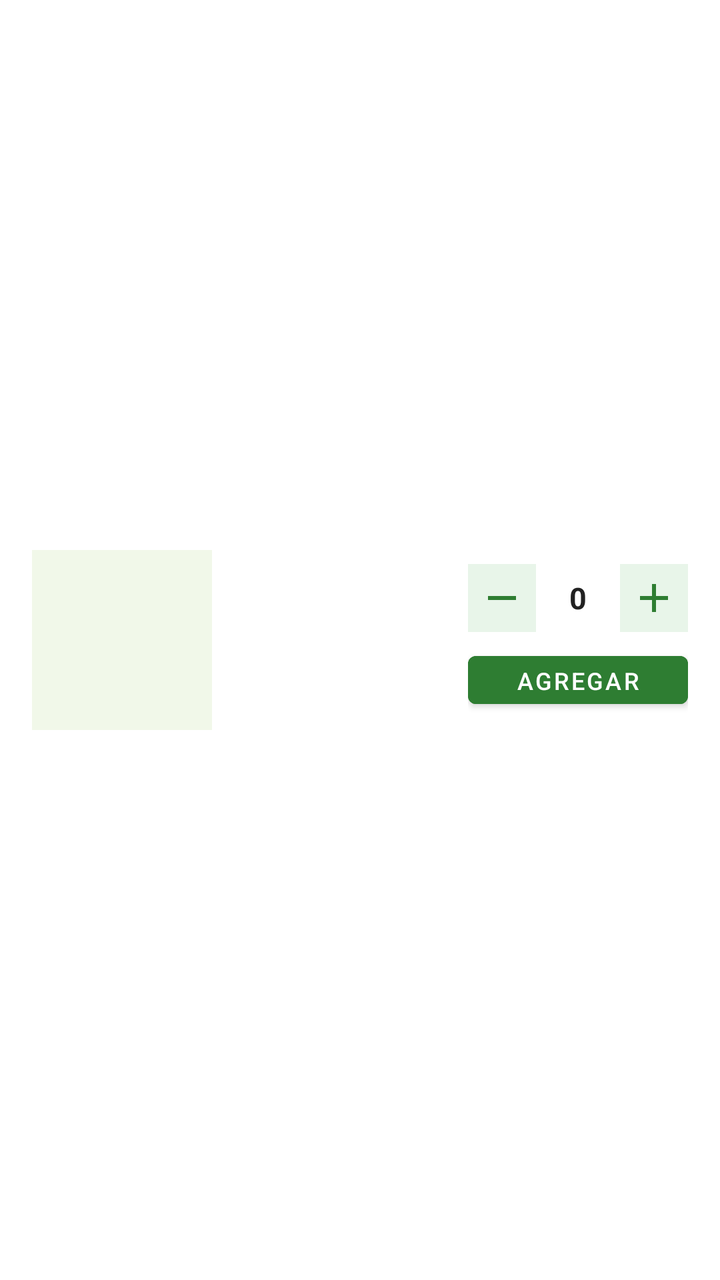
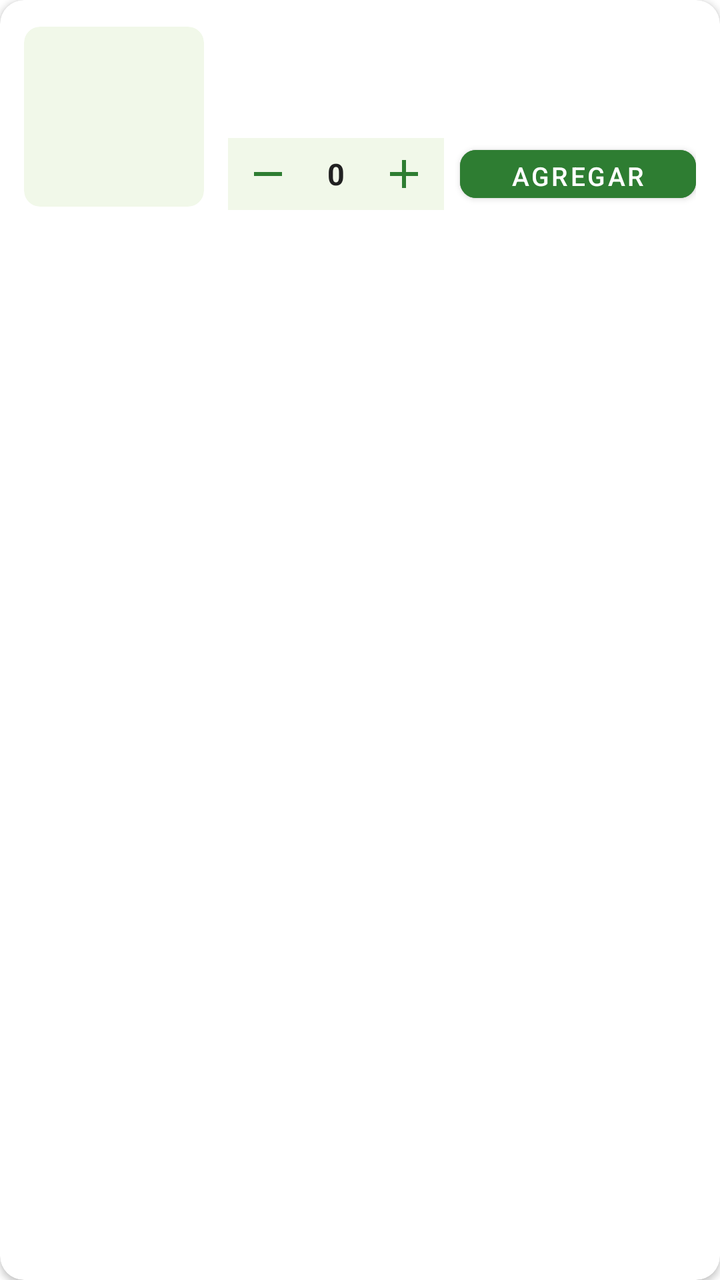

Two renders of the same Android screen: before a commit and after it. Below are the layout's source before the change and the commit's diff.
<!-- AndroidManifest.xml: application theme Theme.MaterialComponents.Light.NoActionBar -->
<!-- res/layout/item_product.xml -->
<?xml version="1.0" encoding="utf-8"?>
<LinearLayout xmlns:android="http://schemas.android.com/apk/res/android"
    android:layout_width="match_parent"
    android:layout_height="wrap_content"
    android:orientation="horizontal"
    android:background="@android:color/white"
    android:layout_marginHorizontal="12dp"
    android:layout_marginVertical="6dp"
    android:padding="16dp"
    android:elevation="3dp"
    android:gravity="center_vertical">

    
    <ImageView
        android:id="@+id/tvEmoji"
        android:layout_width="90dp"
        android:layout_height="90dp"
        android:scaleType="centerCrop"
        android:background="#F1F8E9"
        android:padding="6dp" />

    
    <LinearLayout
        android:layout_width="0dp"
        android:layout_height="wrap_content"
        android:layout_weight="1"
        android:orientation="vertical"
        android:layout_marginHorizontal="12dp">

        <TextView
            android:id="@+id/tvName"
            android:layout_width="match_parent"
            android:layout_height="wrap_content"
            android:textSize="16sp"
            android:textStyle="bold"
            android:textColor="#212121"
            android:maxLines="2" />

        <LinearLayout
            android:layout_width="match_parent"
            android:layout_height="wrap_content"
            android:orientation="horizontal"
            android:layout_marginTop="4dp"
            android:gravity="center_vertical">

            <TextView
                android:id="@+id/tvPrice"
                android:layout_width="wrap_content"
                android:layout_height="wrap_content"
                android:textSize="15sp"
                android:textColor="#2E7D32"
                android:textStyle="bold" />

            <TextView
                android:id="@+id/tvUnit"
                android:layout_width="wrap_content"
                android:layout_height="wrap_content"
                android:textSize="13sp"
                android:textColor="#9E9E9E"
                android:layout_marginStart="4dp" />

        </LinearLayout>

    </LinearLayout>

    
    <LinearLayout
        android:layout_width="wrap_content"
        android:layout_height="wrap_content"
        android:orientation="vertical"
        android:gravity="center">

        <LinearLayout
            android:layout_width="wrap_content"
            android:layout_height="wrap_content"
            android:orientation="horizontal"
            android:gravity="center_vertical">

            <ImageButton
                android:id="@+id/btnMinus"
                android:layout_width="34dp"
                android:layout_height="34dp"
                android:src="@drawable/ic_minus"
                android:background="#E8F5E9"
                android:contentDescription="Menos" />

            <TextView
                android:id="@+id/tvQuantity"
                android:layout_width="42dp"
                android:layout_height="wrap_content"
                android:text="0"
                android:gravity="center"
                android:textSize="15sp"
                android:textStyle="bold"
                android:textColor="#212121" />

            <ImageButton
                android:id="@+id/btnPlus"
                android:layout_width="34dp"
                android:layout_height="34dp"
                android:src="@drawable/ic_plus"
                android:background="#E8F5E9"
                android:contentDescription="Más" />

        </LinearLayout>

        <Button
            android:id="@+id/btnAdd"
            android:layout_width="110dp"
            android:layout_height="36dp"
            android:text="Agregar"
            android:textSize="12sp"
            android:backgroundTint="#2E7D32"
            android:layout_marginTop="6dp" />

    </LinearLayout>

</LinearLayout>
<!-- resources referenced by this layout -->
<resources>
  <!-- drawable ic_minus (drawable) -->
  <vector xmlns:android="http://schemas.android.com/apk/res/android"
      android:width="24dp"
      android:height="24dp"
      android:viewportWidth="24"
      android:viewportHeight="24"
      android:tint="#2E7D32">
      <path
          android:fillColor="#FF000000"
          android:pathData="M19,13H5v-2h14v2z"/>
  </vector>
  <!-- drawable ic_plus (drawable) -->
  <vector xmlns:android="http://schemas.android.com/apk/res/android"
      android:width="24dp"
      android:height="24dp"
      android:viewportWidth="24"
      android:viewportHeight="24"
      android:tint="#2E7D32">
      <path
          android:fillColor="#FF000000"
          android:pathData="M19,13h-6v6h-2v-6H5v-2h6V5h2v6h6v2z"/>
  </vector>
  <style name="Theme.MaterialComponents.Light.NoActionBar" parent="Theme.MaterialComponents.Light">
          <item name="windowActionBar">false</item>
          <item name="windowNoTitle">true</item>
          <item name="colorPrimary">#2E7D32</item>
          <item name="colorPrimaryVariant">#1B5E20</item>
          <item name="colorAccent">#388E3C</item>
      </style>
</resources>

<!-- the commit's change to res/layout/item_product.xml (unified diff, before → after) -->
@@ -1,118 +1,147 @@
 <?xml version="1.0" encoding="utf-8"?>
-<LinearLayout xmlns:android="http://schemas.android.com/apk/res/android"
+<androidx.cardview.widget.CardView xmlns:android="http://schemas.android.com/apk/res/android"
+    xmlns:app="http://schemas.android.com/apk/res-auto"
     android:layout_width="match_parent"
     android:layout_height="wrap_content"
-    android:orientation="horizontal"
-    android:background="@android:color/white"
-    android:layout_marginHorizontal="12dp"
-    android:layout_marginVertical="6dp"
-    android:padding="16dp"
-    android:elevation="3dp"
-    android:gravity="center_vertical">
+    android:layout_marginHorizontal="8dp"
+    android:layout_marginVertical="5dp"
+    app:cardCornerRadius="12dp"
+    app:cardElevation="2dp"
+    app:cardBackgroundColor="#FFFFFF">
 
-    
-    <ImageView
-        android:id="@+id/tvEmoji"
-        android:layout_width="90dp"
-        android:layout_height="90dp"
-        android:scaleType="centerCrop"
-        android:background="#F1F8E9"
-        android:padding="6dp" />
+    <LinearLayout
+        android:layout_width="match_parent"
+        android:layout_height="wrap_content"
+        android:orientation="horizontal"
+        android:padding="12dp"
+        android:gravity="center_vertical">
 
-    
-    <LinearLayout
-        android:layout_width="0dp"
-        android:layout_height="wrap_content"
-        android:layout_weight="1"
-        android:orientation="vertical"
-        android:layout_marginHorizontal="12dp">
+        
+        <androidx.cardview.widget.CardView
+            android:layout_width="90dp"
+            android:layout_height="90dp"
+            app:cardCornerRadius="8dp"
+            app:cardElevation="0dp"
+            app:cardBackgroundColor="#F1F8E9">
 
-        <TextView
-            android:id="@+id/tvName"
-            android:layout_width="match_parent"
+            <ImageView
+                android:id="@+id/tvEmoji"
+                android:layout_width="match_parent"
+                android:layout_height="match_parent"
+                android:scaleType="centerCrop"
+                android:padding="4dp" />
+
+        </androidx.cardview.widget.CardView>
+
+        
+        <LinearLayout
+            android:layout_width="0dp"
             android:layout_height="wrap_content"
-            android:textSize="16sp"
-            android:textStyle="bold"
-            android:textColor="#212121"
-            android:maxLines="2" />
-
-        <LinearLayout
-            android:layout_width="match_parent"
-            android:layout_height="wrap_content"
-            android:orientation="horizontal"
-            android:layout_marginTop="4dp"
-            android:gravity="center_vertical">
+            android:layout_weight="1"
+            android:orientation="vertical"
+            android:layout_marginStart="12dp">
 
             <TextView
-                android:id="@+id/tvPrice"
-                android:layout_width="wrap_content"
+                android:id="@+id/tvName"
+                android:layout_width="match_parent"
                 android:layout_height="wrap_content"
                 android:textSize="15sp"
-                android:textColor="#2E7D32"
-                android:textStyle="bold" />
+                android:textStyle="bold"
+                android:textColor="#212121"
+                android:maxLines="2"
+                android:lineSpacingMultiplier="1.1" />
 
-            <TextView
-                android:id="@+id/tvUnit"
-                android:layout_width="wrap_content"
+            <LinearLayout
+                android:layout_width="match_parent"
                 android:layout_height="wrap_content"
-                android:textSize="13sp"
-                android:textColor="#9E9E9E"
-                android:layout_marginStart="4dp" />
+                android:orientation="horizontal"
+                android:layout_marginTop="4dp"
+                android:gravity="center_vertical">
+
+                <TextView
+                    android:id="@+id/tvPrice"
+                    android:layout_width="wrap_content"
+                    android:layout_height="wrap_content"
+                    android:textSize="17sp"
+                    android:textColor="#2E7D32"
+                    android:textStyle="bold" />
+
+                <TextView
+                    android:id="@+id/tvUnit"
+                    android:layout_width="wrap_content"
+                    android:layout_height="wrap_content"
+                    android:textSize="12sp"
+                    android:textColor="#9E9E9E"
+                    android:layout_marginStart="4dp" />
+
+            </LinearLayout>
+
+            
+            <LinearLayout
+                android:layout_width="match_parent"
+                android:layout_height="wrap_content"
+                android:orientation="horizontal"
+                android:layout_marginTop="10dp"
+                android:gravity="center_vertical">
+
+                
+                <LinearLayout
+                    android:layout_width="wrap_content"
+                    android:layout_height="36dp"
+                    android:orientation="horizontal"
+                    android:gravity="center_vertical"
+                    android:background="#F1F8E9"
+                    android:paddingHorizontal="4dp">
+
+                    <ImageButton
+                        android:id="@+id/btnMinus"
+                        android:layout_width="32dp"
+                        android:layout_height="32dp"
+                        android:src="@drawable/ic_minus"
+                        android:background="?android:attr/selectableItemBackgroundBorderless"
+                        android:padding="6dp"
+                        android:contentDescription="Menos"
+                        app:tint="#2E7D32" />
+
+                    <TextView
+                        android:id="@+id/tvQuantity"
+                        android:layout_width="36dp"
+                        android:layout_height="wrap_content"
+                        android:text="0"
+                        android:gravity="center"
+                        android:textSize="15sp"
+                        android:textStyle="bold"
+                        android:textColor="#212121" />
+
+                    <ImageButton
+                        android:id="@+id/btnPlus"
+                        android:layout_width="32dp"
+                        android:layout_height="32dp"
+                        android:src="@drawable/ic_plus"
+                        android:background="?android:attr/selectableItemBackgroundBorderless"
+                        android:padding="6dp"
+                        android:contentDescription="Mas"
+                        app:tint="#2E7D32" />
+
+                </LinearLayout>
+
+                
+                <Button
+                    android:id="@+id/btnAdd"
+                    android:layout_width="0dp"
+                    android:layout_height="36dp"
+                    android:layout_weight="1"
+                    android:layout_marginStart="8dp"
+                    android:text="Agregar"
+                    android:textSize="13sp"
+                    android:textColor="#FFFFFF"
+                    android:backgroundTint="#2E7D32"
+                    app:cornerRadius="8dp" />
+
+            </LinearLayout>
 
         </LinearLayout>
 
     </LinearLayout>
 
-    
-    <LinearLayout
-        android:layout_width="wrap_content"
-        android:layout_height="wrap_content"
-        android:orientation="vertical"
-        android:gravity="center">
-
-        <LinearLayout
-            android:layout_width="wrap_content"
-            android:layout_height="wrap_content"
-            android:orientation="horizontal"
-            android:gravity="center_vertical">
-
-            <ImageButton
-                android:id="@+id/btnMinus"
-                android:layout_width="34dp"
-                android:layout_height="34dp"
-                android:src="@drawable/ic_minus"
-                android:background="#E8F5E9"
-                android:contentDescription="Menos" />
-
-            <TextView
-                android:id="@+id/tvQuantity"
-                android:layout_width="42dp"
-                android:layout_height="wrap_content"
-                android:text="0"
-                android:gravity="center"
-                android:textSize="15sp"
-                android:textStyle="bold"
-                android:textColor="#212121" />
-
-            <ImageButton
-                android:id="@+id/btnPlus"
-                android:layout_width="34dp"
-                android:layout_height="34dp"
-                android:src="@drawable/ic_plus"
-                android:background="#E8F5E9"
-                android:contentDescription="Más" />
-
-        </LinearLayout>
-
-        <Button
-            android:id="@+id/btnAdd"
-            android:layout_width="110dp"
-            android:layout_height="36dp"
-            android:text="Agregar"
-            android:textSize="12sp"
-            android:backgroundTint="#2E7D32"
-            android:layout_marginTop="6dp" />
-
-    </LinearLayout>
-
-</LinearLayout>
+</androidx.cardview.widget.CardView>
